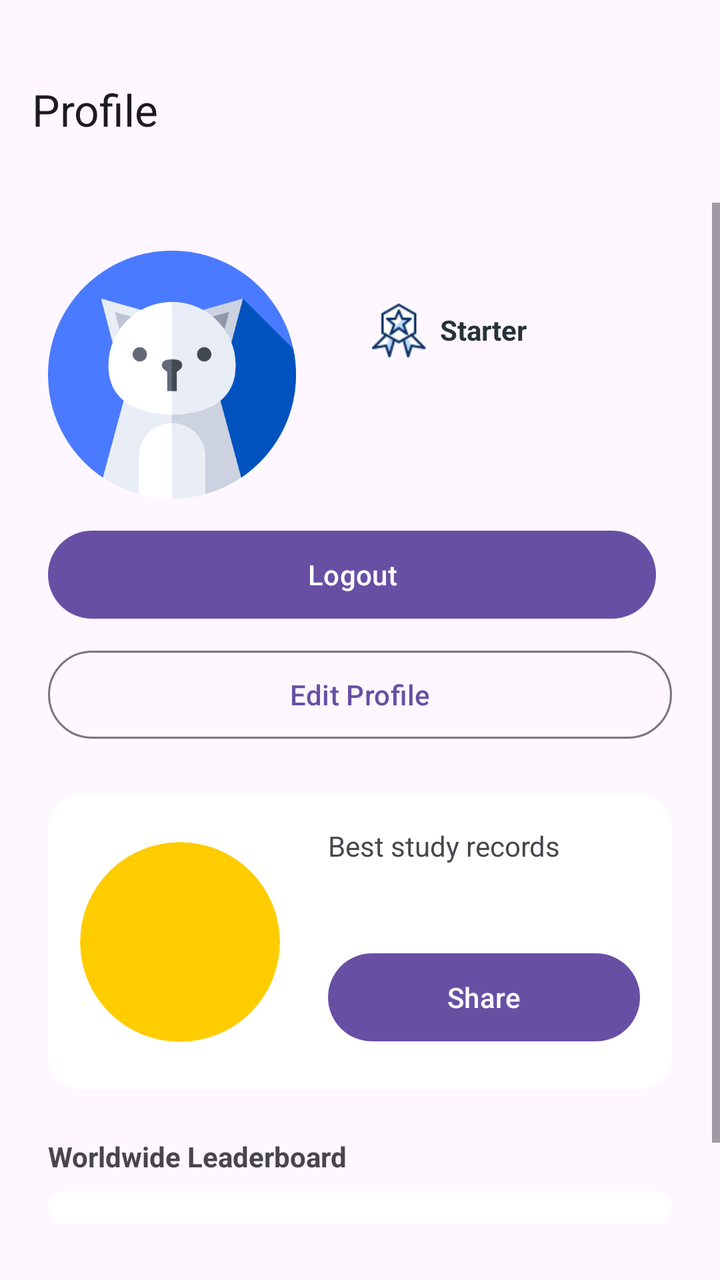
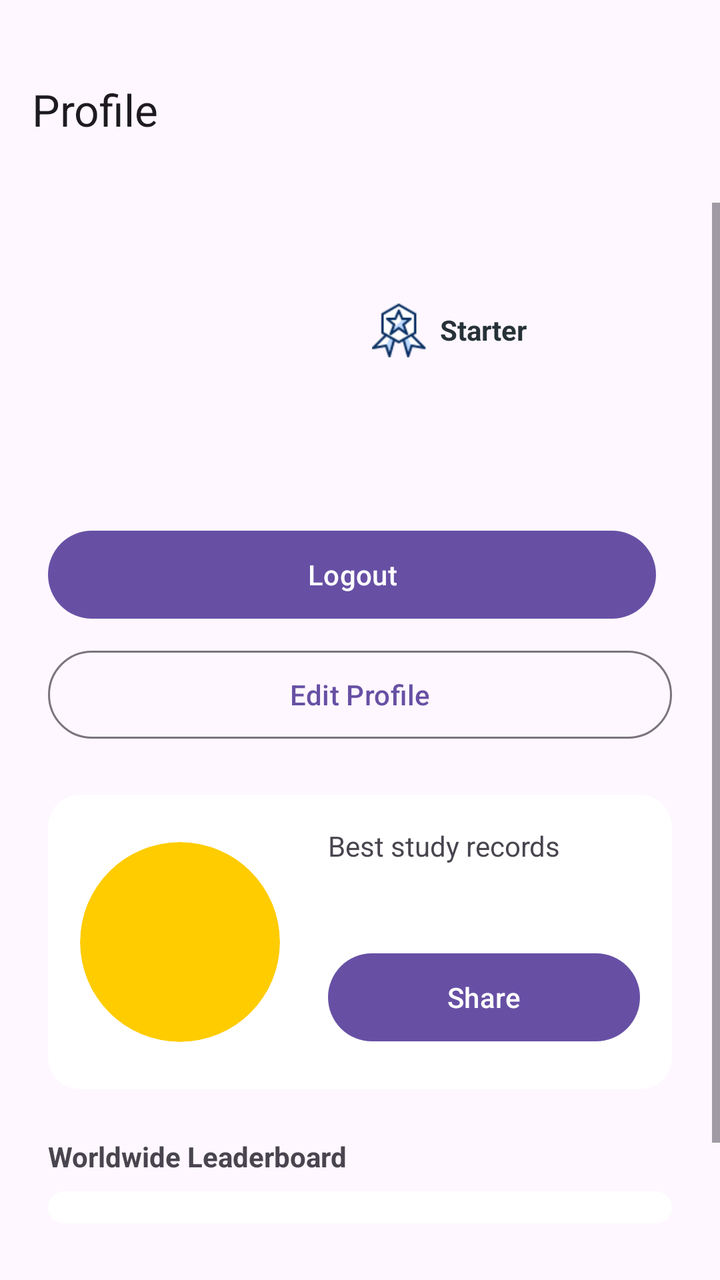

Two renders of the same Android screen: before a commit and after it. Below are the layout's source before the change and the commit's diff.
<!-- AndroidManifest.xml: application theme Theme.SmartStudyTimer -->
<!-- res/layout/fragment_profile.xml -->
<?xml version="1.0" encoding="utf-8"?>
<LinearLayout xmlns:android="http://schemas.android.com/apk/res/android"
    xmlns:app="http://schemas.android.com/apk/res-auto"
    android:layout_width="match_parent"
    android:layout_height="match_parent"
    android:orientation="vertical">

    
    <com.google.android.material.appbar.MaterialToolbar
        android:id="@+id/topAppBar"
        android:layout_width="match_parent"
        android:layout_height="wrap_content"
        android:padding="36dp"
        app:title="Profile" />

    <ScrollView
        android:layout_width="match_parent"
        android:layout_height="wrap_content"
        android:fillViewport="true">

        <LinearLayout
            android:layout_width="match_parent"
            android:layout_height="wrap_content"
            android:padding="24dp"
            android:orientation="vertical">

            
            <LinearLayout
                android:layout_width="match_parent"
                android:layout_height="wrap_content"
                android:orientation="horizontal"
                android:gravity="center">

                
                <FrameLayout
                    android:layout_width="124dp"
                    android:layout_height="124dp"
                    android:layout_marginEnd="6dp">

                    <ImageView
                        android:id="@+id/ivAvatar"
                        android:layout_width="124dp"
                        android:layout_height="124dp"
                        android:src="@drawable/cat" />

                </FrameLayout>

                
                <LinearLayout
                    android:layout_width="0dp"
                    android:layout_height="wrap_content"
                    android:layout_weight="1"
                    android:orientation="vertical"
                    android:paddingStart="24dp">

                    
                    <LinearLayout
                        android:layout_width="match_parent"
                        android:layout_height="wrap_content"
                        android:layout_marginBottom="4dp"
                        android:gravity="center_vertical"
                        android:orientation="horizontal">

                        <TextView
                            android:id="@+id/tvUsername"
                            android:layout_width="wrap_content"
                            android:layout_height="wrap_content"
                            android:layout_marginEnd="8dp"
                            android:textSize="24sp"
                            android:textStyle="bold" />

                        <ImageView
                            android:id="@+id/ivLevelBadge"
                            android:layout_width="28dp"
                            android:layout_height="28dp"
                            android:adjustViewBounds="true"
                            android:contentDescription="Level badge"
                            android:src="@drawable/badge_starter" />

                        <TextView
                            android:id="@+id/tvLevelBadge"
                            android:layout_width="wrap_content"
                            android:layout_height="wrap_content"
                            android:layout_marginStart="6dp"
                            android:text="Starter"
                            android:textColor="#263238"
                            android:textSize="14sp"
                            android:textStyle="bold" />

                    </LinearLayout>

                    
                    <TextView
                        android:id="@+id/profileEmailText"
                        android:layout_width="match_parent"
                        android:layout_height="wrap_content"
                        android:layout_marginBottom="4dp"
                        android:textSize="12sp" />

                    
                    <TextView
                        android:id="@+id/profileUidText"
                        android:layout_width="match_parent"
                        android:layout_height="wrap_content"
                        android:layout_marginBottom="4dp"
                        android:textSize="12sp" />

                </LinearLayout>

            </LinearLayout>

            <LinearLayout
                android:layout_width="match_parent"
                android:layout_height="wrap_content"
                android:orientation="horizontal"
                android:layout_marginTop="12dp"
                android:gravity="center">

                <Button
                    android:id="@+id/signOutButton"
                    style="@style/Widget.Material3.Button"
                    android:layout_width="0dp"
                    android:layout_height="52dp"
                    android:layout_weight="1"
                    android:layout_marginEnd="8dp"
                    android:text="Logout" />

            </LinearLayout>

            <Button
                android:id="@+id/btnEditProfile"
                style="@style/Widget.Material3.Button.OutlinedButton"
                android:layout_width="match_parent"
                android:layout_height="52dp"
                android:layout_marginTop="8dp"
                android:text="Edit Profile" />

            
            <com.google.android.material.card.MaterialCardView
                android:layout_width="match_parent"
                android:layout_height="wrap_content"
                android:layout_marginTop="24dp"
                app:cardCornerRadius="16dp"
                app:cardBackgroundColor="#ffffff"
                app:strokeColor="@android:color/transparent">

                <LinearLayout
                    android:layout_width="match_parent"
                    android:layout_height="wrap_content"
                    android:orientation="horizontal"
                    android:gravity="center"
                    android:padding="16dp">

                    
                    <FrameLayout
                        android:layout_width="100dp"
                        android:layout_height="100dp"
                        android:layout_gravity="center">

                        <com.google.android.material.card.MaterialCardView
                            android:layout_width="100dp"
                            android:layout_height="100dp"
                            app:cardCornerRadius="64dp"
                            app:cardBackgroundColor="#ffcc00"
                            app:strokeColor="@android:color/transparent" />

                        
                        <TextView
                            android:id="@+id/tvBestScore"
                            android:layout_width="match_parent"
                            android:layout_height="match_parent"
                            android:textAlignment="center"
                            android:gravity="center"
                            android:textSize="28sp"
                            android:textStyle="bold"
                            android:textColor="#000000" />

                    </FrameLayout>

                    
                    <LinearLayout
                        android:layout_width="0dp"
                        android:layout_height="wrap_content"
                        android:layout_weight="1"
                        android:orientation="vertical"
                        android:paddingStart="24dp">

                        
                        <TextView
                            android:layout_width="wrap_content"
                            android:layout_height="wrap_content"
                            android:text="Best study records"
                            android:layout_marginBottom="4dp" />

                        
                        <TextView
                            android:id="@+id/tvBestDate"
                            android:layout_width="wrap_content"
                            android:layout_height="wrap_content"
                            android:textSize="24sp"
                            android:textStyle="bold"
                            android:layout_marginBottom="4dp" />

                        <Button
                            android:id="@+id/btnShare"
                            style="@style/Widget.Material3.Button"
                            android:layout_width="match_parent"
                            android:layout_height="52dp"
                            android:layout_marginBottom="4dp"
                            android:text="Share" />

                    </LinearLayout>

                </LinearLayout>

            </com.google.android.material.card.MaterialCardView>

            
            <LinearLayout
                android:layout_width="match_parent"
                android:layout_height="wrap_content"
                android:gravity="top"
                android:orientation="vertical"
                android:layout_marginTop="24dp">

                <TextView
                    android:layout_width="wrap_content"
                    android:layout_height="wrap_content"
                    android:text="Worldwide Leaderboard"
                    android:textStyle="bold" />

                <com.google.android.material.card.MaterialCardView
                    android:layout_width="match_parent"
                    android:layout_height="wrap_content"
                    android:layout_marginTop="8dp"
                    app:cardCornerRadius="16dp"
                    app:cardBackgroundColor="#ffffff"
                    app:strokeColor="@android:color/transparent">

                    <LinearLayout
                        android:id="@+id/containerGlobalLeaderboard"
                        android:layout_width="match_parent"
                        android:layout_height="wrap_content"
                        android:orientation="vertical"
                        android:paddingVertical="8dp" />

                </com.google.android.material.card.MaterialCardView>

            </LinearLayout>

            
            <LinearLayout
                android:layout_width="match_parent"
                android:layout_height="0dp"
                android:layout_weight="1"
                android:gravity="top"
                android:orientation="vertical"
                android:layout_marginTop="24dp">

                <TextView
                    android:layout_width="wrap_content"
                    android:layout_height="wrap_content"
                    android:text="Daily Score History"
                    android:textStyle="bold" />

                <com.google.android.material.card.MaterialCardView
                    android:layout_width="match_parent"
                    android:layout_height="wrap_content"
                    android:layout_marginTop="8dp"
                    app:cardCornerRadius="16dp"
                    app:cardBackgroundColor="#ffffff"
                    app:strokeColor="@android:color/transparent">

                    
                    <LinearLayout
                        android:id="@+id/historyContainer"
                        android:layout_width="match_parent"
                        android:layout_height="wrap_content"
                        android:gravity="top"
                        android:orientation="vertical"
                        android:padding="16dp" />

                </com.google.android.material.card.MaterialCardView>

            </LinearLayout>

        </LinearLayout>

    </ScrollView>

</LinearLayout>
<!-- resources referenced by this layout -->
<resources>
  <!-- drawable badge_starter: png bitmap (drawable, 2965 bytes) -->
  <!-- drawable cat: png bitmap (drawable, 27032 bytes) -->
  <style name="Theme.SmartStudyTimer" parent="Theme.Material3.DayNight.NoActionBar">
          <item name="android:statusBarColor">@android:color/transparent</item>
          <item name="android:windowLightStatusBar">true</item>
      </style>
</resources>

<!-- the commit's change to res/layout/fragment_profile.xml (unified diff, before → after) -->
@@ -40,8 +40,7 @@
                     <ImageView
                         android:id="@+id/ivAvatar"
                         android:layout_width="124dp"
-                        android:layout_height="124dp"
-                        android:src="@drawable/cat" />
+                        android:layout_height="124dp" />
 
                 </FrameLayout>
 
<!-- resource entries referenced after the edit -->
@@ -1,7 +1,6 @@
 <!-- resources referenced by this layout -->
 <resources>
   <!-- drawable badge_starter: png bitmap (drawable, 2965 bytes) -->
-  <!-- drawable cat: png bitmap (drawable, 27032 bytes) -->
   <style name="Theme.SmartStudyTimer" parent="Theme.Material3.DayNight.NoActionBar">
           <item name="android:statusBarColor">@android:color/transparent</item>
           <item name="android:windowLightStatusBar">true</item>
